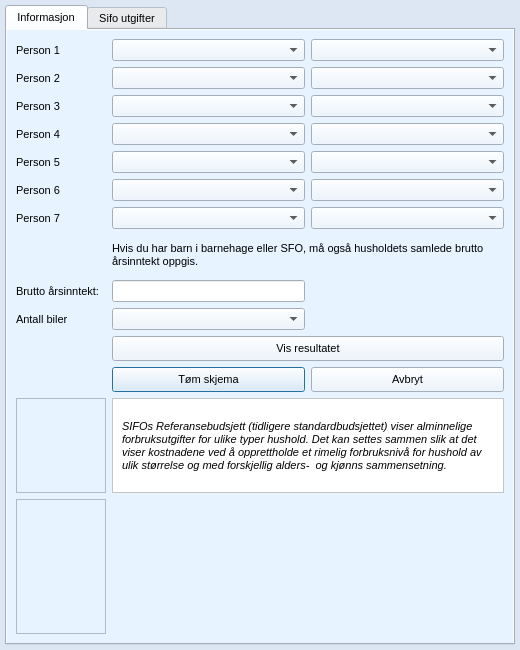
Old version of the form source/ui/views/forms/sifo_form.ui in the repository seemir/stressa.
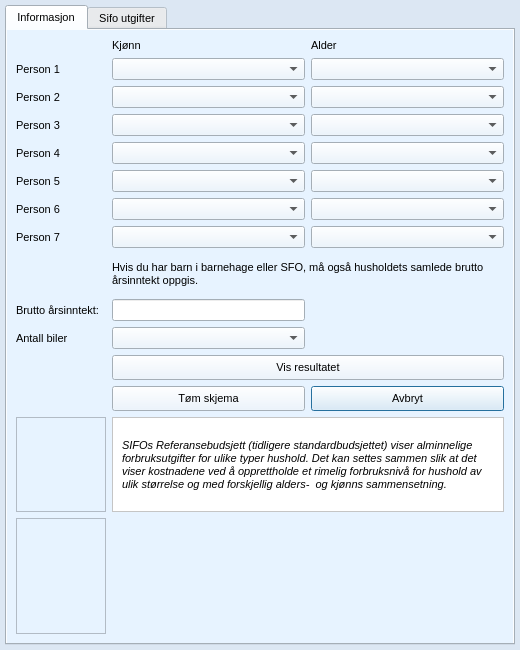
New version of the form. Icons and pictures are not drawn.

The edit to the form file:
```diff
--- a/source/ui/views/forms/sifo_form.ui
+++ b/source/ui/views/forms/sifo_form.ui
@@ -922,7 +922,7 @@
      <string>Informasjon</string>
     </attribute>
     <layout class="QGridLayout" name="gridLayout_2">
-     <item row="12" column="0">
+     <item row="13" column="0">
       <widget class="QFrame" name="frame_logo">
        <property name="sizePolicy">
         <sizepolicy hsizetype="Preferred" vsizetype="Fixed">
@@ -975,7 +975,7 @@
        </layout>
       </widget>
      </item>
-     <item row="12" column="1" colspan="2">
+     <item row="13" column="1" colspan="2">
       <widget class="QFrame" name="frame_sifo_info">
        <property name="sizePolicy">
         <sizepolicy hsizetype="Preferred" vsizetype="Fixed">
@@ -1442,7 +1442,7 @@
        </layout>
       </widget>
      </item>
-     <item row="14" column="0">
+     <item row="15" column="0">
       <widget class="QFrame" name="frame_whitespace_1">
        <property name="font">
         <font>
@@ -1458,7 +1458,7 @@
        </property>
       </widget>
      </item>
-     <item row="5" column="1">
+     <item row="6" column="1">
       <widget class="QComboBox" name="combo_box_kjonn_6">
        <property name="sizePolicy">
         <sizepolicy hsizetype="Expanding" vsizetype="Fixed">
@@ -1480,7 +1480,7 @@
        </property>
       </widget>
      </item>
-     <item row="4" column="2">
+     <item row="5" column="2">
       <widget class="QComboBox" name="combo_box_alder_5">
        <property name="sizePolicy">
         <sizepolicy hsizetype="Expanding" vsizetype="Fixed">
@@ -1502,120 +1502,7 @@
        </property>
       </widget>
      </item>
-     <item row="6" column="1">
-      <widget class="QComboBox" name="combo_box_kjonn_7">
-       <property name="sizePolicy">
-        <sizepolicy hsizetype="Expanding" vsizetype="Fixed">
-         <horstretch>0</horstretch>
-         <verstretch>0</verstretch>
-        </sizepolicy>
-       </property>
-       <property name="minimumSize">
-        <size>
-         <width>0</width>
-         <height>20</height>
-        </size>
-       </property>
-       <property name="font">
-        <font>
-         <family>Segoe UI</family>
-         <pointsize>8</pointsize>
-        </font>
-       </property>
-      </widget>
-     </item>
-     <item row="5" column="2">
-      <widget class="QComboBox" name="combo_box_alder_6">
-       <property name="sizePolicy">
-        <sizepolicy hsizetype="Expanding" vsizetype="Fixed">
-         <horstretch>0</horstretch>
-         <verstretch>0</verstretch>
-        </sizepolicy>
-       </property>
-       <property name="minimumSize">
-        <size>
-         <width>0</width>
-         <height>20</height>
-        </size>
-       </property>
-       <property name="font">
-        <font>
-         <family>Segoe UI</family>
-         <pointsize>8</pointsize>
-        </font>
-       </property>
-      </widget>
-     </item>
      <item row="6" column="0">
-      <widget class="QLabel" name="label_person_7">
-       <property name="font">
-        <font>
-         <family>Segoe UI</family>
-         <pointsize>8</pointsize>
-        </font>
-       </property>
-       <property name="text">
-        <string>Person 7</string>
-       </property>
-       <property name="buddy">
-        <cstring>combo_box_kjonn_7</cstring>
-       </property>
-      </widget>
-     </item>
-     <item row="4" column="1">
-      <widget class="QComboBox" name="combo_box_kjonn_5">
-       <property name="sizePolicy">
-        <sizepolicy hsizetype="Expanding" vsizetype="Fixed">
-         <horstretch>0</horstretch>
-         <verstretch>0</verstretch>
-        </sizepolicy>
-       </property>
-       <property name="minimumSize">
-        <size>
-         <width>0</width>
-         <height>20</height>
-        </size>
-       </property>
-       <property name="font">
-        <font>
-         <family>Segoe UI</family>
-         <pointsize>8</pointsize>
-        </font>
-       </property>
-      </widget>
-     </item>
-     <item row="0" column="1">
-      <widget class="QComboBox" name="combo_box_kjonn_1">
-       <property name="sizePolicy">
-        <sizepolicy hsizetype="Expanding" vsizetype="Preferred">
-         <horstretch>0</horstretch>
-         <verstretch>0</verstretch>
-        </sizepolicy>
-       </property>
-       <property name="minimumSize">
-        <size>
-         <width>0</width>
-         <height>20</height>
-        </size>
-       </property>
-       <property name="maximumSize">
-        <size>
-         <width>16777215</width>
-         <height>16777215</height>
-        </size>
-       </property>
-       <property name="font">
-        <font>
-         <family>Segoe UI</family>
-         <pointsize>8</pointsize>
-        </font>
-       </property>
-       <property name="autoFillBackground">
-        <bool>false</bool>
-       </property>
-      </widget>
-     </item>
-     <item row="5" column="0">
       <widget class="QLabel" name="label_person_6">
        <property name="font">
         <font>
@@ -1632,6 +1519,41 @@
       </widget>
      </item>
      <item row="9" column="1">
+      <widget class="QLineEdit" name="line_edit_brutto_arsinntekt">
+       <property name="font">
+        <font>
+         <family>Segoe UI</family>
+         <pointsize>8</pointsize>
+        </font>
+       </property>
+       <property name="clearButtonEnabled">
+        <bool>true</bool>
+       </property>
+      </widget>
+     </item>
+     <item row="5" column="1">
+      <widget class="QComboBox" name="combo_box_kjonn_5">
+       <property name="sizePolicy">
+        <sizepolicy hsizetype="Expanding" vsizetype="Fixed">
+         <horstretch>0</horstretch>
+         <verstretch>0</verstretch>
+        </sizepolicy>
+       </property>
+       <property name="minimumSize">
+        <size>
+         <width>0</width>
+         <height>20</height>
+        </size>
+       </property>
+       <property name="font">
+        <font>
+         <family>Segoe UI</family>
+         <pointsize>8</pointsize>
+        </font>
+       </property>
+      </widget>
+     </item>
+     <item row="10" column="1">
       <widget class="QComboBox" name="combo_box_antall_biler">
        <property name="minimumSize">
         <size>
@@ -1647,7 +1569,82 @@
        </property>
       </widget>
      </item>
-     <item row="8" column="0">
+     <item row="1" column="1">
+      <widget class="QComboBox" name="combo_box_kjonn_1">
+       <property name="sizePolicy">
+        <sizepolicy hsizetype="Expanding" vsizetype="Preferred">
+         <horstretch>0</horstretch>
+         <verstretch>0</verstretch>
+        </sizepolicy>
+       </property>
+       <property name="minimumSize">
+        <size>
+         <width>0</width>
+         <height>20</height>
+        </size>
+       </property>
+       <property name="maximumSize">
+        <size>
+         <width>16777215</width>
+         <height>16777215</height>
+        </size>
+       </property>
+       <property name="font">
+        <font>
+         <family>Segoe UI</family>
+         <pointsize>8</pointsize>
+        </font>
+       </property>
+       <property name="autoFillBackground">
+        <bool>false</bool>
+       </property>
+      </widget>
+     </item>
+     <item row="7" column="1">
+      <widget class="QComboBox" name="combo_box_kjonn_7">
+       <property name="sizePolicy">
+        <sizepolicy hsizetype="Expanding" vsizetype="Fixed">
+         <horstretch>0</horstretch>
+         <verstretch>0</verstretch>
+        </sizepolicy>
+       </property>
+       <property name="minimumSize">
+        <size>
+         <width>0</width>
+         <height>20</height>
+        </size>
+       </property>
+       <property name="font">
+        <font>
+         <family>Segoe UI</family>
+         <pointsize>8</pointsize>
+        </font>
+       </property>
+      </widget>
+     </item>
+     <item row="6" column="2">
+      <widget class="QComboBox" name="combo_box_alder_6">
+       <property name="sizePolicy">
+        <sizepolicy hsizetype="Expanding" vsizetype="Fixed">
+         <horstretch>0</horstretch>
+         <verstretch>0</verstretch>
+        </sizepolicy>
+       </property>
+       <property name="minimumSize">
+        <size>
+         <width>0</width>
+         <height>20</height>
+        </size>
+       </property>
+       <property name="font">
+        <font>
+         <family>Segoe UI</family>
+         <pointsize>8</pointsize>
+        </font>
+       </property>
+      </widget>
+     </item>
+     <item row="9" column="0">
       <widget class="QLabel" name="label_brutto_arsinntekt">
        <property name="font">
         <font>
@@ -1663,20 +1660,7 @@
        </property>
       </widget>
      </item>
-     <item row="8" column="1">
-      <widget class="QLineEdit" name="line_edit_brutto_arsinntekt">
-       <property name="font">
-        <font>
-         <family>Segoe UI</family>
-         <pointsize>8</pointsize>
-        </font>
-       </property>
-       <property name="clearButtonEnabled">
-        <bool>true</bool>
-       </property>
-      </widget>
-     </item>
-     <item row="6" column="2">
+     <item row="7" column="2">
       <widget class="QComboBox" name="combo_box_alder_7">
        <property name="sizePolicy">
         <sizepolicy hsizetype="Expanding" vsizetype="Fixed">
@@ -1698,8 +1682,8 @@
        </property>
       </widget>
      </item>
-     <item row="9" column="0">
-      <widget class="QLabel" name="label_antall_biler">
+     <item row="7" column="0">
+      <widget class="QLabel" name="label_person_7">
        <property name="font">
         <font>
          <family>Segoe UI</family>
@@ -1707,15 +1691,15 @@
         </font>
        </property>
        <property name="text">
-        <string>Antall biler</string>
+        <string>Person 7</string>
        </property>
        <property name="buddy">
         <cstring>combo_box_antall_biler</cstring>
        </property>
       </widget>
      </item>
-     <item row="0" column="2">
-      <widget class="QComboBox" name="combo_box_alder_1">
+     <item row="2" column="1">
+      <widget class="QComboBox" name="combo_box_kjonn_2">
        <property name="sizePolicy">
         <sizepolicy hsizetype="Expanding" vsizetype="Fixed">
          <horstretch>0</horstretch>
@@ -1728,10 +1712,26 @@
          <height>20</height>
         </size>
        </property>
-       <property name="maximumSize">
+       <property name="font">
+        <font>
+         <family>Segoe UI</family>
+         <pointsize>8</pointsize>
+        </font>
+       </property>
+      </widget>
+     </item>
+     <item row="4" column="1">
+      <widget class="QComboBox" name="combo_box_kjonn_4">
+       <property name="sizePolicy">
+        <sizepolicy hsizetype="Expanding" vsizetype="Fixed">
+         <horstretch>0</horstretch>
+         <verstretch>0</verstretch>
+        </sizepolicy>
+       </property>
+       <property name="minimumSize">
         <size>
-         <width>16777215</width>
-         <height>16777215</height>
+         <width>0</width>
+         <height>20</height>
         </size>
        </property>
        <property name="font">
@@ -1742,7 +1742,7 @@
        </property>
       </widget>
      </item>
-     <item row="7" column="1" colspan="2">
+     <item row="8" column="1" colspan="2">
       <widget class="QLabel" name="label_informasjon">
        <property name="sizePolicy">
         <sizepolicy hsizetype="Preferred" vsizetype="Fixed">
@@ -1770,8 +1770,8 @@
        </property>
       </widget>
      </item>
-     <item row="1" column="2">
-      <widget class="QComboBox" name="combo_box_alder_2">
+     <item row="4" column="2">
+      <widget class="QComboBox" name="combo_box_alder_4">
        <property name="sizePolicy">
         <sizepolicy hsizetype="Expanding" vsizetype="Fixed">
          <horstretch>0</horstretch>
@@ -1792,7 +1792,7 @@
        </property>
       </widget>
      </item>
-     <item row="2" column="1">
+     <item row="3" column="1">
       <widget class="QComboBox" name="combo_box_kjonn_3">
        <property name="sizePolicy">
         <sizepolicy hsizetype="Expanding" vsizetype="Fixed">
@@ -1814,7 +1814,89 @@
        </property>
       </widget>
      </item>
-     <item row="3" column="0">
+     <item row="10" column="0">
+      <widget class="QLabel" name="label_antall_biler">
+       <property name="font">
+        <font>
+         <family>Segoe UI</family>
+         <pointsize>8</pointsize>
+        </font>
+       </property>
+       <property name="text">
+        <string>Antall biler</string>
+       </property>
+       <property name="buddy">
+        <cstring>combo_box_antall_biler</cstring>
+       </property>
+      </widget>
+     </item>
+     <item row="2" column="0">
+      <widget class="QLabel" name="label_person_2">
+       <property name="font">
+        <font>
+         <family>Segoe UI</family>
+         <pointsize>8</pointsize>
+        </font>
+       </property>
+       <property name="text">
+        <string>Person 2</string>
+       </property>
+       <property name="buddy">
+        <cstring>combo_box_kjonn_2</cstring>
+       </property>
+      </widget>
+     </item>
+     <item row="2" column="2">
+      <widget class="QComboBox" name="combo_box_alder_2">
+       <property name="sizePolicy">
+        <sizepolicy hsizetype="Expanding" vsizetype="Fixed">
+         <horstretch>0</horstretch>
+         <verstretch>0</verstretch>
+        </sizepolicy>
+       </property>
+       <property name="minimumSize">
+        <size>
+         <width>0</width>
+         <height>20</height>
+        </size>
+       </property>
+       <property name="font">
+        <font>
+         <family>Segoe UI</family>
+         <pointsize>8</pointsize>
+        </font>
+       </property>
+      </widget>
+     </item>
+     <item row="1" column="2">
+      <widget class="QComboBox" name="combo_box_alder_1">
+       <property name="sizePolicy">
+        <sizepolicy hsizetype="Expanding" vsizetype="Fixed">
+         <horstretch>0</horstretch>
+         <verstretch>0</verstretch>
+        </sizepolicy>
+       </property>
+       <property name="minimumSize">
+        <size>
+         <width>0</width>
+         <height>20</height>
+        </size>
+       </property>
+       <property name="maximumSize">
+        <size>
+         <width>16777215</width>
+         <height>16777215</height>
+        </size>
+       </property>
+       <property name="font">
+        <font>
+         <family>Segoe UI</family>
+         <pointsize>8</pointsize>
+        </font>
+       </property>
+      </widget>
+     </item>
+     <item row="4" column="0">
       <widget class="QLabel" name="label_person_4">
        <property name="font">
         <font>
@@ -1830,45 +1912,7 @@
        </property>
       </widget>
      </item>
-     <item row="3" column="2">
-      <widget class="QComboBox" name="combo_box_alder_4">
-       <property name="sizePolicy">
-        <sizepolicy hsizetype="Expanding" vsizetype="Fixed">
-         <horstretch>0</horstretch>
-         <verstretch>0</verstretch>
-        </sizepolicy>
-       </property>
-       <property name="minimumSize">
-        <size>
-         <width>0</width>
-         <height>20</height>
-        </size>
-       </property>
-       <property name="font">
-        <font>
-         <family>Segoe UI</family>
-         <pointsize>8</pointsize>
-        </font>
-       </property>
-      </widget>
-     </item>
      <item row="1" column="0">
-      <widget class="QLabel" name="label_person_2">
-       <property name="font">
-        <font>
-         <family>Segoe UI</family>
-         <pointsize>8</pointsize>
-        </font>
-       </property>
-       <property name="text">
-        <string>Person 2</string>
-       </property>
-       <property name="buddy">
-        <cstring>combo_box_kjonn_2</cstring>
-       </property>
-      </widget>
-     </item>
-     <item row="0" column="0">
       <widget class="QLabel" name="label_person_1">
        <property name="sizePolicy">
         <sizepolicy hsizetype="Fixed" vsizetype="Preferred">
@@ -1896,51 +1940,23 @@
        </property>
       </widget>
      </item>
-     <item row="1" column="1">
-      <widget class="QComboBox" name="combo_box_kjonn_2">
-       <property name="sizePolicy">
-        <sizepolicy hsizetype="Expanding" vsizetype="Fixed">
-         <horstretch>0</horstretch>
-         <verstretch>0</verstretch>
-        </sizepolicy>
-       </property>
-       <property name="minimumSize">
-        <size>
-         <width>0</width>
-         <height>20</height>
-        </size>
-       </property>
+     <item row="3" column="0">
+      <widget class="QLabel" name="label_person_3">
        <property name="font">
         <font>
          <family>Segoe UI</family>
          <pointsize>8</pointsize>
         </font>
        </property>
-      </widget>
-     </item>
-     <item row="3" column="1">
-      <widget class="QComboBox" name="combo_box_kjonn_4">
-       <property name="sizePolicy">
-        <sizepolicy hsizetype="Expanding" vsizetype="Fixed">
-         <horstretch>0</horstretch>
-         <verstretch>0</verstretch>
-        </sizepolicy>
+       <property name="text">
+        <string>Person 3</string>
        </property>
-       <property name="minimumSize">
-        <size>
-         <width>0</width>
-         <height>20</height>
-        </size>
+       <property name="buddy">
+        <cstring>combo_box_kjonn_3</cstring>
        </property>
-       <property name="font">
-        <font>
-         <family>Segoe UI</family>
-         <pointsize>8</pointsize>
-        </font>
-       </property>
       </widget>
      </item>
-     <item row="4" column="0">
+     <item row="5" column="0">
       <widget class="QLabel" name="label_person_5">
        <property name="font">
         <font>
@@ -1956,7 +1972,24 @@
        </property>
       </widget>
      </item>
-     <item row="2" column="2">
+     <item row="12" column="2">
+      <widget class="QPushButton" name="push_button_avbryt_1">
+       <property name="minimumSize">
+        <size>
+         <width>0</width>
+         <height>25</height>
+        </size>
+       </property>
+       <property name="text">
+        <string>Avbryt</string>
+       </property>
+       <property name="icon">
+        <iconset resource="../../images/img.qrc">
+         <normaloff>:/img/cancel.png</normaloff>:/img/cancel.png</iconset>
+       </property>
+      </widget>
+     </item>
+     <item row="3" column="2">
       <widget class="QComboBox" name="combo_box_alder_3">
        <property name="sizePolicy">
         <sizepolicy hsizetype="Expanding" vsizetype="Fixed">
@@ -1978,63 +2011,7 @@
        </property>
       </widget>
      </item>
-     <item row="2" column="0">
-      <widget class="QLabel" name="label_person_3">
-       <property name="font">
-        <font>
-         <family>Segoe UI</family>
-         <pointsize>8</pointsize>
-        </font>
-       </property>
-       <property name="text">
-        <string>Person 3</string>
-       </property>
-       <property name="buddy">
-        <cstring>combo_box_kjonn_3</cstring>
-       </property>
-      </widget>
-     </item>
-     <item row="11" column="1">
-      <widget class="QPushButton" name="push_button_tom_skjema_1">
-       <property name="minimumSize">
-        <size>
-         <width>0</width>
-         <height>25</height>
-        </size>
-       </property>
-       <property name="font">
-        <font>
-         <family>Segoe UI</family>
-         <pointsize>8</pointsize>
-        </font>
-       </property>
-       <property name="text">
-        <string>Tøm skjema</string>
-       </property>
-       <property name="icon">
-        <iconset resource="../../images/img.qrc">
-         <normaloff>:/img/erase.png</normaloff>:/img/erase.png</iconset>
-       </property>
-      </widget>
-     </item>
-     <item row="11" column="2">
-      <widget class="QPushButton" name="push_button_cancel_1">
-       <property name="minimumSize">
-        <size>
-         <width>0</width>
-         <height>25</height>
-        </size>
-       </property>
-       <property name="text">
-        <string>Avbryt</string>
-       </property>
-       <property name="icon">
-        <iconset resource="../../images/img.qrc">
-         <normaloff>:/img/cancel.png</normaloff>:/img/cancel.png</iconset>
-       </property>
-      </widget>
-     </item>
-     <item row="10" column="1" colspan="2">
+     <item row="11" column="1" colspan="2">
       <widget class="QPushButton" name="push_button_vis_resultatet">
        <property name="minimumSize">
         <size>
@@ -2057,6 +2034,49 @@
        </property>
       </widget>
      </item>
+     <item row="12" column="1">
+      <widget class="QPushButton" name="push_button_tom_skjema_1">
+       <property name="minimumSize">
+        <size>
+         <width>0</width>
+         <height>25</height>
+        </size>
+       </property>
+       <property name="font">
+        <font>
+         <family>Segoe UI</family>
+         <pointsize>8</pointsize>
+        </font>
+       </property>
+       <property name="text">
+        <string>Tøm skjema</string>
+       </property>
+       <property name="icon">
+        <iconset resource="../../images/img.qrc">
+         <normaloff>:/img/erase.png</normaloff>:/img/erase.png</iconset>
+       </property>
+      </widget>
+     </item>
+     <item row="0" column="1">
+      <widget class="QLabel" name="label_kjonn">
+       <property name="sizePolicy">
+        <sizepolicy hsizetype="Preferred" vsizetype="Fixed">
+         <horstretch>0</horstretch>
+         <verstretch>0</verstretch>
+        </sizepolicy>
+       </property>
+       <property name="text">
+        <string>Kjønn</string>
+       </property>
+      </widget>
+     </item>
+     <item row="0" column="2">
+      <widget class="QLabel" name="label_alder">
+       <property name="text">
+        <string>Alder</string>
+       </property>
+      </widget>
+     </item>
     </layout>
    </widget>
    <widget class="QWidget" name="tab_sifo_utgifter">
```
Left out of the diff: 18 changed lines with no effect on the pictures.
